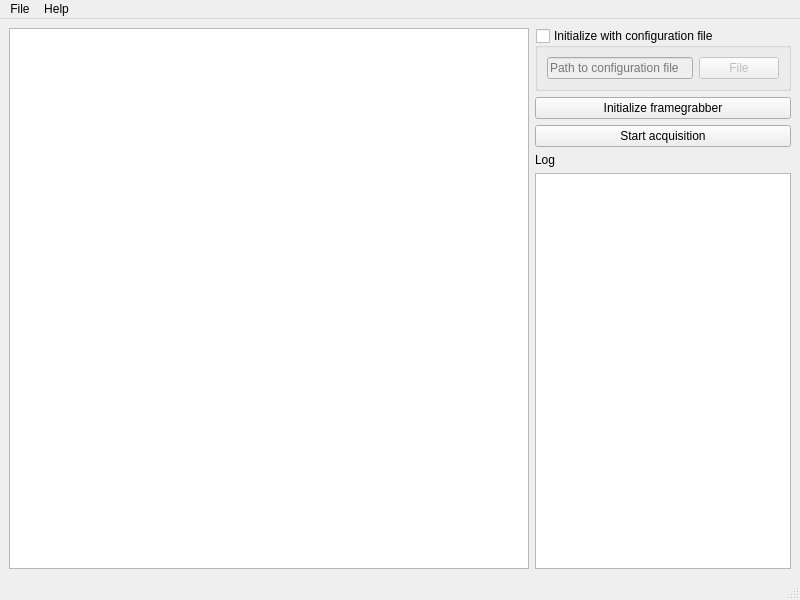
First picture: the form in src/AcquisitionApp/src/mainwindow.ui, repository mortbopet/RTOC, before the edit.
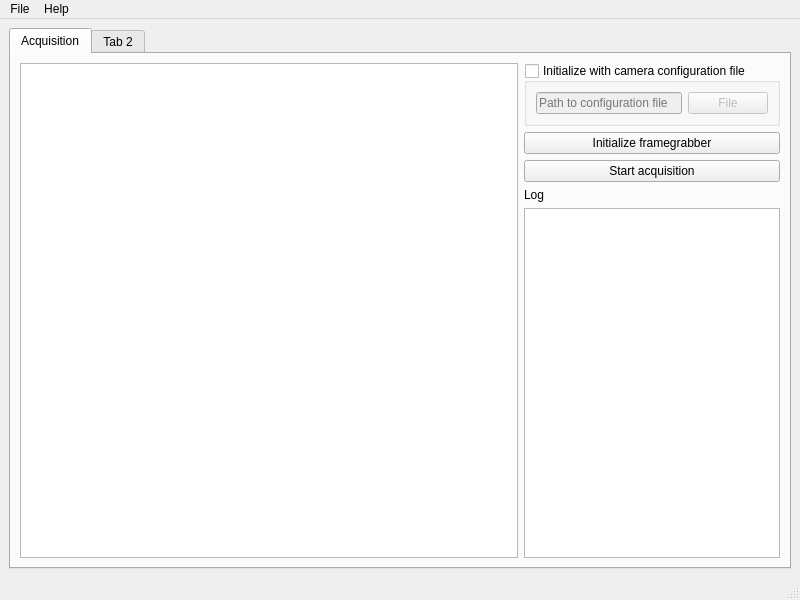
Second picture: the form after the edit.

Commit message: Reorder GUI in acquisitor

```diff
--- a/src/AcquisitionApp/src/mainwindow.ui
+++ b/src/AcquisitionApp/src/mainwindow.ui
@@ -16,6 +16,16 @@
   <widget class="QWidget" name="centralwidget">
    <layout class="QGridLayout" name="gridLayout">
     <item row="0" column="0">
+     <widget class="QTabWidget" name="tabWidget">
+      <property name="currentIndex">
+       <number>0</number>
+      </property>
+      <widget class="QWidget" name="tab">
+       <attribute name="title">
+        <string>Acquisition</string>
+       </attribute>
+       <layout class="QGridLayout" name="gridLayout_3">
+        <item row="0" column="0">
      <layout class="QHBoxLayout" name="horizontalLayout" stretch="1,0">
       <item>
        <widget class="QGraphicsView" name="graphicsView"/>
@@ -25,7 +35,7 @@
         <item>
          <widget class="QGroupBox" name="initWithConfig">
           <property name="title">
-           <string>Initialize with configuration file</string>
+               <string>Initialize with camera configuration file</string>
           </property>
           <property name="checkable">
            <bool>true</bool>
@@ -95,6 +105,15 @@
        </layout>
       </item>
      </layout>
+        </item>
+       </layout>
+      </widget>
+      <widget class="QWidget" name="tab_2">
+       <attribute name="title">
+        <string>Tab 2</string>
+       </attribute>
+      </widget>
+     </widget>
     </item>
    </layout>
   </widget>
```
Left out of the diff: 3 changed lines with no effect on the pictures. Lines whose indentation alone changed are shown as unchanged.
